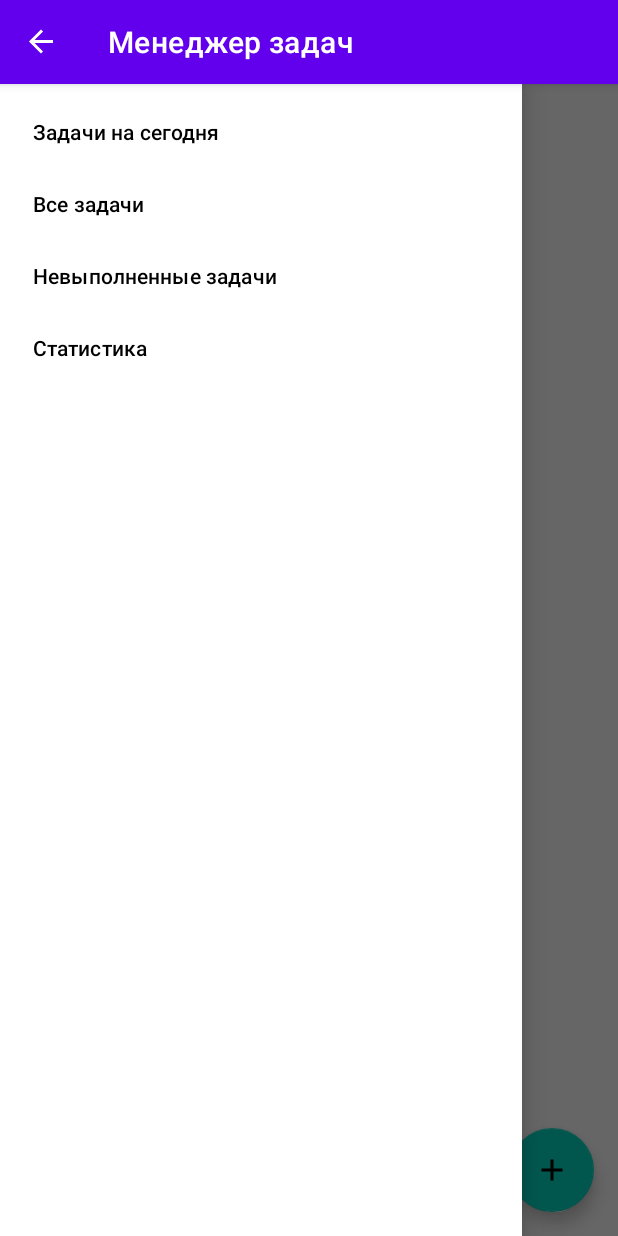
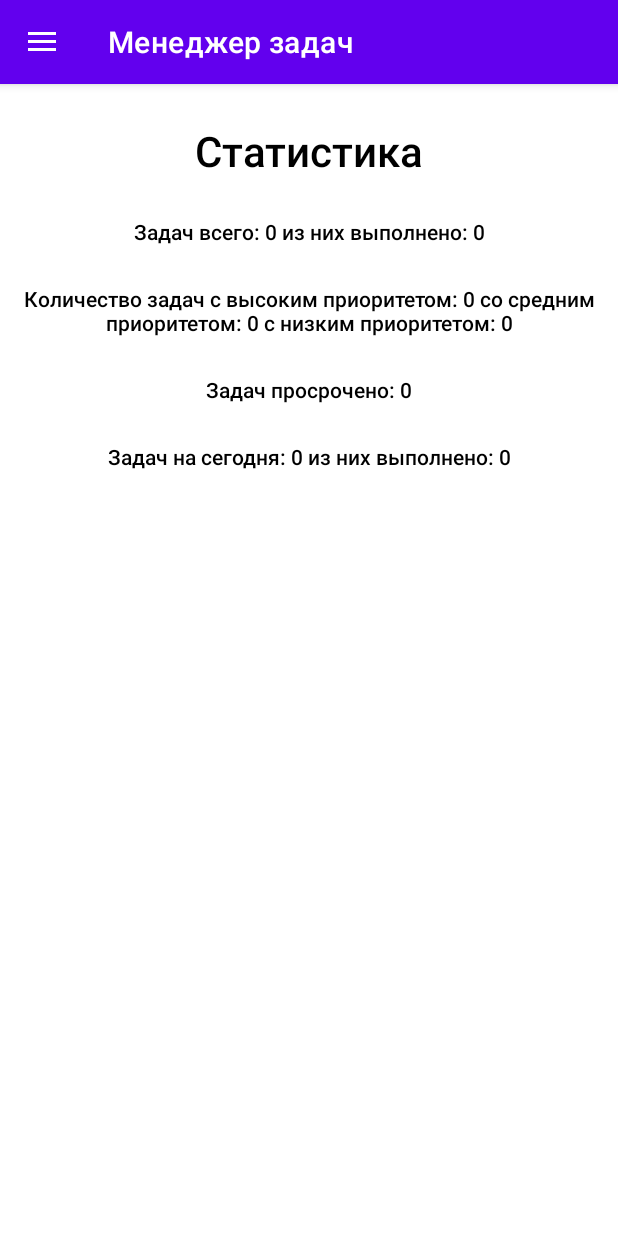
Before and after one commit to PuzhaikinMaxim/taskManager, an Android app: the screen it shows after launch (MainActivity before the commit, StatisticsActivity after it), in the side drawer, after a tap on "Статистика", on a phone screen of 412 x 824 dp. Run offline under Robolectric (Android 15) with nearby library versions, the phone set to English and light mode, and no system bars; our stand-ins replace Room's generated code.

Commit message:
Что нового: 1. Добавлен экран со статистикой

```diff
--- a/app/src/main/AndroidManifest.xml
+++ b/app/src/main/AndroidManifest.xml
@@ -15,6 +15,9 @@
         <activity android:name=".presentation.activities.ChooseDateActivity">
 
         </activity>
+        <activity android:name=".presentation.activities.StatisticsActivity">
+
+        </activity>
         <activity
             android:name=".presentation.activities.MainActivity"
             android:exported="true">
--- /dev/null
+++ b/app/src/main/java/com/example/taskmanager/data/BasicStatistics.kt
@@ -0,0 +1,10 @@
+package com.example.taskmanager.data
+
+data class BasicStatistics(
+    val amountOfAllTasks: Int,
+    val amountOfCompletedTasks: Int,
+    val amountOfTasksWithHighPriority: Int,
+    val amountOfTasksWithMediumPriority: Int,
+    val amountOfTasksWithLowPriority: Int,
+    val amountOfOutdatedTasks: Int
+)
--- a/app/src/main/java/com/example/taskmanager/data/TaskDao.kt
+++ b/app/src/main/java/com/example/taskmanager/data/TaskDao.kt
@@ -1,6 +1,7 @@
 package com.example.taskmanager.data
 
 import androidx.room.*
+import com.example.taskmanager.domain.PriorityTypes
 import com.example.taskmanager.domain.Task
 import java.util.*
 
@@ -31,6 +32,16 @@ interface TaskDao {
     @Query("SELECT taskDate as dayL, count(*) as amountOfAllTasks, count(CASE WHEN isDone THEN 1 END) as amountOfCompletedTasks FROM tasks WHERE taskDate >= :start AND taskDate <= :end GROUP BY taskDate")
     fun getTasksDates(start: GregorianCalendar, end: GregorianCalendar): List<DayData>
 
+    @Query("SELECT count(*) as amountOfAllTasks, count(CASE WHEN isDone THEN 1 END) as amountOfCompletedTasks, count(CASE WHEN priorityType = :highPriority THEN 1 END) as amountOfTasksWithHighPriority, count(CASE WHEN priorityType = :mediumPriority THEN 1 END) as amountOfTasksWithMediumPriority, count(CASE WHEN priorityType = :lowPriority THEN 1 END) as amountOfTasksWithLowPriority, count(CASE WHEN isOutdated THEN 1 END) as amountOfOutdatedTasks FROM tasks")
+    fun getBasicStatistics(
+        highPriority: PriorityTypes = PriorityTypes.HIGH_PRIORITY,
+        mediumPriority: PriorityTypes = PriorityTypes.MEDIUM_PRIORITY,
+        lowPriority: PriorityTypes = PriorityTypes.LOW_PRIORITY,
+    ): BasicStatistics
+
+    @Query("SELECT count(*) as amountOfTodayTasks, count(CASE WHEN isDone THEN 1 END) as amountOfTodayCompletedTasks FROM tasks WHERE taskDate = :gregorianCalendar")
+    fun getTodayStatistics(gregorianCalendar: GregorianCalendar): TodayStatistics
+
     @Query("SELECT * FROM tasks WHERE isOutdated == :isOutdated")
     fun getOutdatedTasks(isOutdated: Boolean = OUTDATED): List<TaskTable>
 
--- a/app/src/main/java/com/example/taskmanager/data/TaskManagerRepositoryImpl.kt
+++ b/app/src/main/java/com/example/taskmanager/data/TaskManagerRepositoryImpl.kt
@@ -3,6 +3,7 @@ package com.example.taskmanager.data
 import androidx.lifecycle.LiveData
 import androidx.lifecycle.MutableLiveData
 import com.example.taskmanager.domain.Day
+import com.example.taskmanager.domain.Statistics
 import com.example.taskmanager.domain.Task
 import com.example.taskmanager.domain.TaskManagerRepository
 import java.lang.RuntimeException
@@ -99,6 +100,22 @@ object TaskManagerRepositoryImpl : TaskManagerRepository {
         return tasksListLD
     }
 
+    override fun getStatistics(): LiveData<Statistics> {
+        val basicStatistics = taskDatabase.taskDao().getBasicStatistics()
+        val todayStatistics = taskDatabase.taskDao().getTodayStatistics(getTodayDate())
+        val statistics = Statistics(
+            basicStatistics.amountOfAllTasks,
+            basicStatistics.amountOfCompletedTasks,
+            basicStatistics.amountOfTasksWithHighPriority,
+            basicStatistics.amountOfTasksWithMediumPriority,
+            basicStatistics.amountOfTasksWithLowPriority,
+            basicStatistics.amountOfOutdatedTasks,
+            todayStatistics.amountOfTodayTasks,
+            todayStatistics.amountOfTodayCompletedTasks
+        )
+        return MutableLiveData(statistics)
+    }
+
     override fun getTask(id: Int): Task {
         return tasksList.find {
             it.id == id
--- /dev/null
+++ b/app/src/main/java/com/example/taskmanager/data/TodayStatistics.kt
@@ -0,0 +1,6 @@
+package com.example.taskmanager.data
+
+data class TodayStatistics(
+    val amountOfTodayTasks: Int,
+    val amountOfTodayCompletedTasks: Int
+)
--- /dev/null
+++ b/app/src/main/java/com/example/taskmanager/domain/Statistics.kt
@@ -0,0 +1,12 @@
+package com.example.taskmanager.domain
+
+data class Statistics(
+    val amountOfAllTasks: Int,
+    val amountOfCompletedTasks: Int,
+    val amountOfTasksWithHighPriority: Int,
+    val amountOfTasksWithMediumPriority: Int,
+    val amountOfTasksWithLowPriority: Int,
+    val amountOfOutdatedTasks: Int,
+    val amountOfTodayTasks: Int,
+    val amountOfTodayCompletedTasks: Int
+)
--- a/app/src/main/java/com/example/taskmanager/domain/TaskManagerRepository.kt
+++ b/app/src/main/java/com/example/taskmanager/domain/TaskManagerRepository.kt
@@ -17,6 +17,8 @@ interface TaskManagerRepository {
 
     fun getOutdatedTasks(): LiveData<List<Task>>
 
+    fun getStatistics(): LiveData<Statistics>
+
     fun getTask(id: Int): Task
 
     fun addTask(task: Task)
--- /dev/null
+++ b/app/src/main/java/com/example/taskmanager/domain/usecases/GetStatisticsUseCase.kt
@@ -0,0 +1,12 @@
+package com.example.taskmanager.domain.usecases
+
+import androidx.lifecycle.LiveData
+import com.example.taskmanager.domain.Statistics
+import com.example.taskmanager.domain.TaskManagerRepository
+
+class GetStatisticsUseCase(private val repository: TaskManagerRepository) {
+
+    fun getStatistics() : LiveData<Statistics> {
+        return repository.getStatistics()
+    }
+}
--- a/app/src/main/java/com/example/taskmanager/presentation/activities/ChooseDateActivity.kt
+++ b/app/src/main/java/com/example/taskmanager/presentation/activities/ChooseDateActivity.kt
@@ -14,6 +14,7 @@ import com.example.taskmanager.R
 import com.example.taskmanager.presentation.DaysListAdapter
 import com.example.taskmanager.presentation.viewmodels.ChooseDateViewModel
 import com.google.android.material.navigation.NavigationView
+import java.lang.RuntimeException
 import java.util.*
 
 class ChooseDateActivity : AppCompatActivity() {
@@ -71,7 +72,11 @@ class ChooseDateActivity : AppCompatActivity() {
                     val intent = newIntent(this)
                     startActivity(intent)
                 }
-                else -> TODO()
+                R.id.nav_statistics -> {
+                    val intent = StatisticsActivity.newIntent(this)
+                    startActivity(intent)
+                }
+                else -> throw RuntimeException("Раздел не найден")
             }
             true
         }
--- a/app/src/main/java/com/example/taskmanager/presentation/activities/MainActivity.kt
+++ b/app/src/main/java/com/example/taskmanager/presentation/activities/MainActivity.kt
@@ -116,7 +116,11 @@ class MainActivity : AppCompatActivity() {
                     val intent = ChooseDateActivity.newIntent(this)
                     startActivity(intent)
                 }
-                else -> TODO()
+                R.id.nav_statistics -> {
+                    val intent = StatisticsActivity.newIntent(this)
+                    startActivity(intent)
+                }
+                else -> throw RuntimeException("Раздел не найден")
             }
             true
         }
--- /dev/null
+++ b/app/src/main/java/com/example/taskmanager/presentation/activities/StatisticsActivity.kt
@@ -0,0 +1,117 @@
+package com.example.taskmanager.presentation.activities
+
+import android.content.Context
+import android.content.Intent
+import android.os.Bundle
+import android.view.MenuItem
+import android.widget.TextView
+import androidx.appcompat.app.ActionBarDrawerToggle
+import androidx.appcompat.app.AppCompatActivity
+import androidx.drawerlayout.widget.DrawerLayout
+import androidx.lifecycle.ViewModelProvider
+import com.example.taskmanager.R
+import com.example.taskmanager.presentation.viewmodels.StatisticsViewModel
+import com.google.android.material.navigation.NavigationView
+import java.lang.RuntimeException
+
+class StatisticsActivity : AppCompatActivity() {
+
+    private lateinit var statisticsViewModel: StatisticsViewModel
+    private lateinit var tvAmountOfTasks: TextView
+    private lateinit var tvAmountOfPriorityTasks: TextView
+    private lateinit var tvAmountOfOutdatedTasks: TextView
+    private lateinit var tvTodayTasksAmount: TextView
+    private lateinit var toggle: ActionBarDrawerToggle
+    private lateinit var drawerLayout: DrawerLayout
+
+    override fun onCreate(savedInstanceState: Bundle?) {
+        super.onCreate(savedInstanceState)
+        setContentView(R.layout.activity_statistics)
+        statisticsViewModel = ViewModelProvider(this).get(StatisticsViewModel::class.java)
+        initViews()
+        setTextViewText()
+        setupSlideMenu()
+        supportActionBar?.setDisplayHomeAsUpEnabled(true)
+    }
+
+    override fun onOptionsItemSelected(item: MenuItem): Boolean {
+        if(toggle.onOptionsItemSelected(item)){
+            return true
+        }
+        return super.onOptionsItemSelected(item)
+    }
+
+    private fun setupSlideMenu() {
+        drawerLayout = findViewById(R.id.drawer_layout)
+        toggle = ActionBarDrawerToggle(this,
+            drawerLayout,
+            R.string.open,
+            R.string.close
+        )
+        drawerLayout.addDrawerListener(toggle)
+        toggle.syncState()
+
+        val navView = findViewById<NavigationView>(R.id.nav_view)
+        navView.setNavigationItemSelectedListener {
+            when(it.itemId){
+                R.id.nav_today_tasks -> {
+                    val intent = MainActivity.newIntent(this, false)
+                    startActivity(intent)
+                }
+                R.id.nav_unfinished_tasks -> {
+                    val intent = MainActivity.newIntent(this, true)
+                    startActivity(intent)
+                }
+                R.id.nav_all_tasks -> {
+                    val intent = ChooseDateActivity.newIntent(this)
+                    startActivity(intent)
+                }
+                R.id.nav_statistics -> {
+                    val intent = StatisticsActivity.newIntent(this)
+                    startActivity(intent)
+                }
+                else -> throw RuntimeException("Раздел не найден")
+            }
+            true
+        }
+    }
+
+    private fun initViews() {
+        tvAmountOfTasks = findViewById(R.id.tv_amount_of_tasks)
+        tvAmountOfPriorityTasks = findViewById(R.id.tv_amount_of_priority_tasks)
+        tvAmountOfOutdatedTasks = findViewById(R.id.tv_amount_of_outdated_tasks)
+        tvTodayTasksAmount = findViewById(R.id.tv_today_tasks_amount)
+    }
+
+    private fun setTextViewText(){
+        statisticsViewModel.statistics.observe(this){
+            tvAmountOfTasks.text = getString(
+                R.string.amount_of_tasks,
+                it.amountOfAllTasks.toString(),
+                it.amountOfCompletedTasks.toString()
+            )
+            tvAmountOfPriorityTasks.text = getString(
+                R.string.amount_priority_tasks,
+                it.amountOfTasksWithHighPriority.toString(),
+                it.amountOfTasksWithMediumPriority.toString(),
+                it.amountOfTasksWithLowPriority.toString()
+            )
+            tvAmountOfOutdatedTasks.text = getString(
+                R.string.outdated_tasks,
+                it.amountOfOutdatedTasks.toString()
+            )
+            tvTodayTasksAmount.text = getString(
+                R.string.today_task,
+                it.amountOfTodayTasks.toString(),
+                it.amountOfTodayCompletedTasks.toString()
+            )
+        }
+    }
+
+    companion object {
+
+        fun newIntent(context: Context) : Intent {
+            return Intent(context, StatisticsActivity::class.java)
+        }
+    }
+}
--- /dev/null
+++ b/app/src/main/java/com/example/taskmanager/presentation/viewmodels/StatisticsViewModel.kt
@@ -0,0 +1,13 @@
+package com.example.taskmanager.presentation.viewmodels
+
+import androidx.lifecycle.ViewModel
+import com.example.taskmanager.data.TaskManagerRepositoryImpl
+import com.example.taskmanager.domain.usecases.GetStatisticsUseCase
+
+class StatisticsViewModel : ViewModel() {
+
+    private val repository = TaskManagerRepositoryImpl
+    private val getStatisticsUseCase = GetStatisticsUseCase(repository)
+
+    val statistics = getStatisticsUseCase.getStatistics()
+}
--- /dev/null
+++ b/app/src/main/res/layout/activity_statistics.xml
@@ -0,0 +1,104 @@
+<?xml version="1.0" encoding="utf-8"?>
+<androidx.drawerlayout.widget.DrawerLayout xmlns:android="http://schemas.android.com/apk/res/android"
+    xmlns:app="http://schemas.android.com/apk/res-auto"
+    xmlns:tools="http://schemas.android.com/tools"
+    android:id="@+id/drawer_layout"
+    android:layout_width="match_parent"
+    android:layout_height="match_parent"
+    tools:context=".presentation.activities.StatisticsActivity">
+
+    <androidx.constraintlayout.widget.ConstraintLayout
+        android:layout_width="match_parent"
+        android:layout_height="match_parent"
+        tools:context=".presentation.activities.StatisticsActivity"
+        >
+
+        <TextView
+            android:id="@+id/tv_statistics_title"
+            android:layout_width="wrap_content"
+            android:layout_height="wrap_content"
+            android:fontFamily="sans-serif-medium"
+            android:layout_marginTop="25dp"
+            android:textColor="@color/black"
+            android:text="Статистика"
+            android:textSize="28sp"
+            app:layout_constraintEnd_toEndOf="parent"
+            app:layout_constraintStart_toStartOf="parent"
+            app:layout_constraintTop_toTopOf="parent" />
+
+        <TextView
+            android:id="@+id/tv_amount_of_tasks"
+            android:layout_width="match_parent"
+            android:layout_height="wrap_content"
+            android:fontFamily="sans-serif-medium"
+            android:textAlignment="center"
+            android:layout_marginTop="25dp"
+            android:textColor="@color/black"
+            android:text="@string/amount_of_tasks"
+            android:textSize="14sp"
+            android:layout_marginLeft="15dp"
+            android:layout_marginRight="15dp"
+            app:layout_constraintEnd_toEndOf="parent"
+            app:layout_constraintStart_toStartOf="parent"
+            app:layout_constraintTop_toBottomOf="@id/tv_statistics_title" />
+
+        <TextView
+            android:id="@+id/tv_amount_of_priority_tasks"
+            android:layout_width="match_parent"
+            android:layout_height="wrap_content"
+            android:fontFamily="sans-serif-medium"
+            android:layout_marginTop="25dp"
+            android:textColor="@color/black"
+            android:textAlignment="center"
+            android:text="@string/amount_priority_tasks"
+            android:textSize="14sp"
+            android:layout_marginLeft="15dp"
+            android:layout_marginRight="15dp"
+            app:layout_constraintEnd_toEndOf="parent"
+            app:layout_constraintStart_toStartOf="parent"
+            app:layout_constraintTop_toBottomOf="@id/tv_amount_of_tasks" />
+
+        <TextView
+            android:id="@+id/tv_amount_of_outdated_tasks"
+            android:layout_width="match_parent"
+            android:layout_height="wrap_content"
+            android:fontFamily="sans-serif-medium"
+            android:textAlignment="center"
+            android:layout_marginTop="25dp"
+            android:textColor="@color/black"
+            android:text="@string/outdated_tasks"
+            android:textSize="14sp"
+            android:layout_marginLeft="15dp"
+            android:layout_marginRight="15dp"
+            app:layout_constraintEnd_toEndOf="parent"
+            app:layout_constraintStart_toStartOf="parent"
+            app:layout_constraintTop_toBottomOf="@id/tv_amount_of_priority_tasks" />
+
+        <TextView
+            android:id="@+id/tv_today_tasks_amount"
+            android:layout_width="match_parent"
+            android:layout_height="wrap_content"
+            android:textAlignment="center"
+            android:fontFamily="sans-serif-medium"
+            android:layout_marginTop="25dp"
+            android:textColor="@color/black"
+            android:text="@string/today_task"
+            android:textSize="14sp"
+            android:layout_marginLeft="15dp"
+            android:layout_marginRight="15dp"
+            app:layout_constraintEnd_toEndOf="parent"
+            app:layout_constraintStart_toStartOf="parent"
+            app:layout_constraintTop_toBottomOf="@id/tv_amount_of_outdated_tasks" />
+
+
+    </androidx.constraintlayout.widget.ConstraintLayout>
+
+    <com.google.android.material.navigation.NavigationView
+        android:id="@+id/nav_view"
+        android:layout_width="match_parent"
+        android:layout_height="match_parent"
+        app:menu="@menu/nav_menu"
+        android:layout_gravity="start"
+        android:fitsSystemWindows="true"
+        />
+</androidx.drawerlayout.widget.DrawerLayout>
--- a/app/src/main/res/values/strings.xml
+++ b/app/src/main/res/values/strings.xml
@@ -9,4 +9,8 @@
     <string name="activity_main_title_unfinished">Невыполненные задачи</string>
     <string name="open">Список разделов меню</string>
     <string name="close">Список разделов меню</string>
+    <string name="amount_of_tasks">Задач всего: %s из них выполнено: %s</string>
+    <string name="outdated_tasks">Задач просрочено: %s</string>
+    <string name="today_task">Задач на сегодня: %s из них выполнено: %s</string>
+    <string name="amount_priority_tasks">Количество задач с высоким приоритетом: %s со средним приоритетом: %s с низким приоритетом: %s</string>
 </resources>
```
